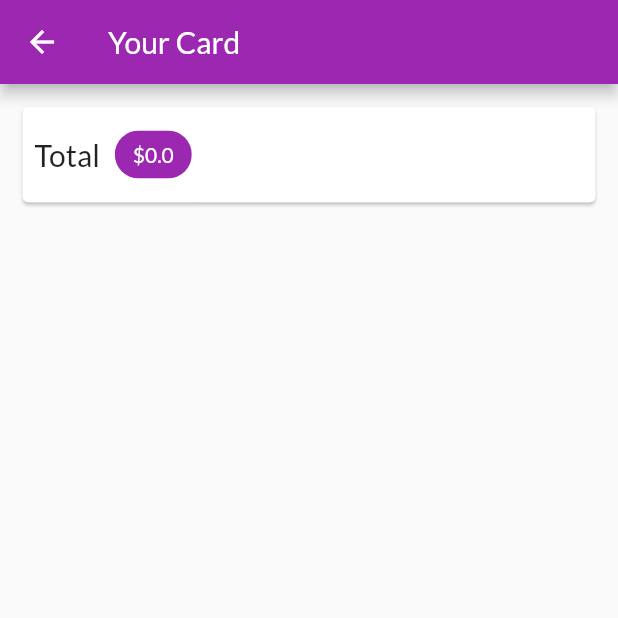
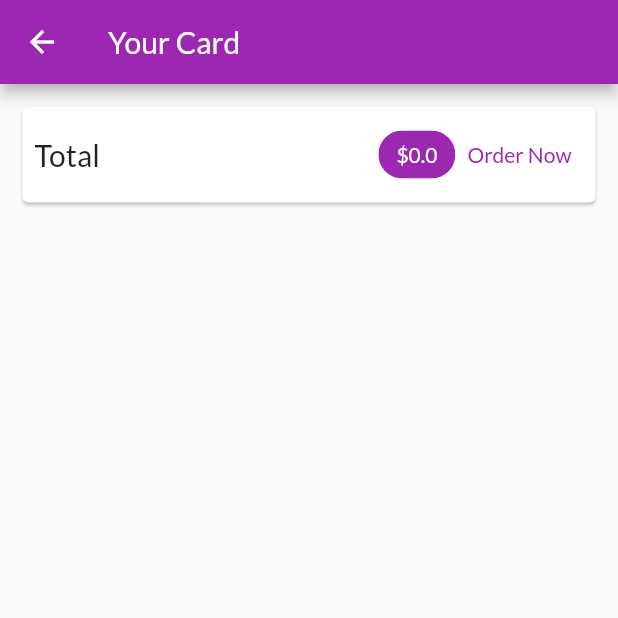
Before and after one commit to GEEPA88/Shop_App, a Flutter app: the CartScreen screen opened by its route, on a phone screen of 412 x 824 dp, the top half of it. Run offline on Flutter 3.47's test engine with Material 2 defaults, Android fonts, the phone set to English and light mode, and no system bars; network calls fail.

```diff
--- a/lib/screens/cart_screen.dart
+++ b/lib/screens/cart_screen.dart
@@ -24,6 +24,7 @@ class CartScreen extends StatelessWidget {
                     style: TextStyle(fontSize: 20),
                   ),
                   SizedBox(width: 10),
+                  Spacer(),
                   Chip(
                     label: Text(
                       '\$${cart.totalAmount}',
@@ -34,6 +35,13 @@ class CartScreen extends StatelessWidget {
                     ),
                     backgroundColor: Theme.of(context).primaryColor,
                   ),
+                  TextButton(
+                    child: Text(
+                      'Order Now',
+                      style: TextStyle(color: Theme.of(context).primaryColor),
+                    ),
+                    onPressed: () {},
+                  )
                 ],
               ),
             ),
```
